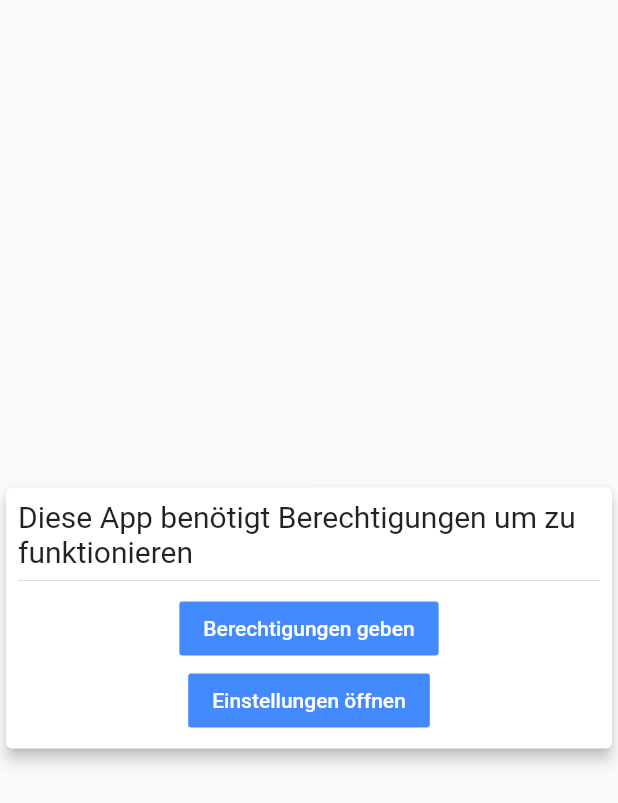
After one commit to tth05/ErasmusDoc, a Flutter app: the screen it shows after launch, on a phone screen of 412 x 824 dp. The commit adds this screen. Shown: the top 803 px of the screen. Run offline on Flutter 3.47's test engine with Material 2 defaults, Android fonts, the phone set to English and light mode, and no system bars; our stand-ins replace flutter_markdown, sticky_headers; missing offline and left inert: simple_permissions, zefyr; generated files the repository leaves out were written again.

Commit message:
More bug fixes and adjustments

```diff
--- /dev/null
+++ b/lib/screens/app_home/widgets/permissions_needed_screen.dart
@@ -0,0 +1,59 @@
+/*
+    Copyright (C) 2018-2019 Tim Theisinger
+    This project is licensed under the terms of the GNU General Public License v3.0, see LICENSE.txt
+*/
+
+import 'package:erasmus_app/screens/app_home/app_home.dart';
+import 'package:flutter/material.dart';
+import 'package:simple_permissions/simple_permissions.dart';
+
+class PermissionsNeededScreen extends StatelessWidget {
+  @override
+  Widget build(BuildContext context) {
+    AppHomeState parentState = context.ancestorStateOfType(TypeMatcher<AppHomeState>());
+
+    return Scaffold(
+      body: Column(
+        mainAxisAlignment: MainAxisAlignment.center,
+        children: <Widget>[
+          Card(
+            elevation: 4,
+            margin: EdgeInsets.all(4.0),
+            child: Padding(
+              padding: EdgeInsets.all(8.0),
+              child: Column(
+                mainAxisAlignment: MainAxisAlignment.center,
+                children: <Widget>[
+                  Text(
+                    "Diese App benötigt Berechtigungen um zu funktionieren",
+                    style: TextStyle(fontSize: 20.0),
+                  ),
+                  Divider(),
+                  FlatButton(
+                    color: Colors.blueAccent,
+                    textColor: Colors.white,
+                    onPressed: () => SimplePermissions.requestPermission(Permission.WriteExternalStorage).then((p) {
+                      if (p == PermissionStatus.authorized) {
+                        parentState.setState(() {
+                          parentState.permissionsGranted = true;
+                        });
+                      }
+                    }),
+                    child: Text("Berechtigungen geben"),
+                  ),
+                  FlatButton(
+                    color: Colors.blueAccent,
+                    textColor: Colors.white,
+                    onPressed: () => SimplePermissions.openSettings(),
+                    child: Text("Einstellungen öffnen"),
+                  ),
+                ],
+              ),
+            ),
+          ),
+        ],
+      ),
+    );
+  }
+
+}
--- a/lib/screens/app_home/widgets/selected_school_button.dart
+++ b/lib/screens/app_home/widgets/selected_school_button.dart
@@ -20,6 +20,7 @@ class SelectedSchoolButtonState extends State<SelectedSchoolButton> {
     return Card(
       elevation: school != null ? 4.0 : 1.0,
       child: InkWell(
+        borderRadius: BorderRadius.all(Radius.circular(4.0)),
         onTap: school != null
             ? () =>
             Navigator.of(context)
```
Also changed, not shown: lib/screens/activity_screen/activity_screen.dart (+5 -3 lines), lib/screens/app_home/app_home.dart (+3 -43 lines), lib/screens/app_home/widgets/activities_list.dart (+4 -3 lines), lib/screens/school_screen/school_screen.dart (+28 -13 lines).
